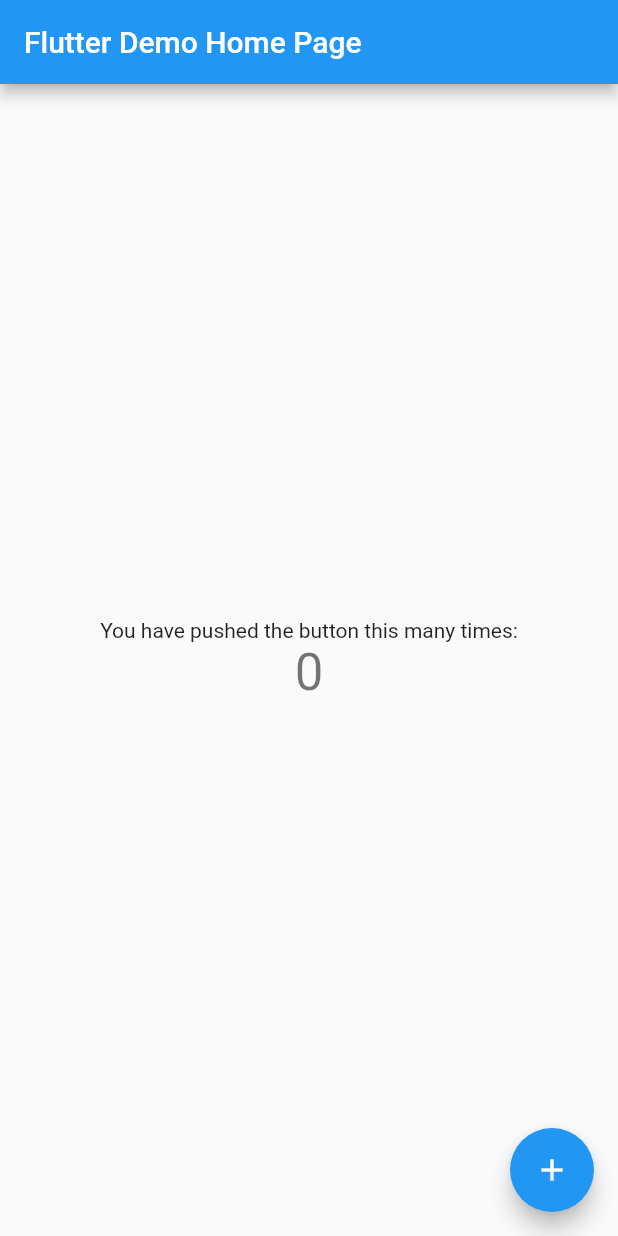
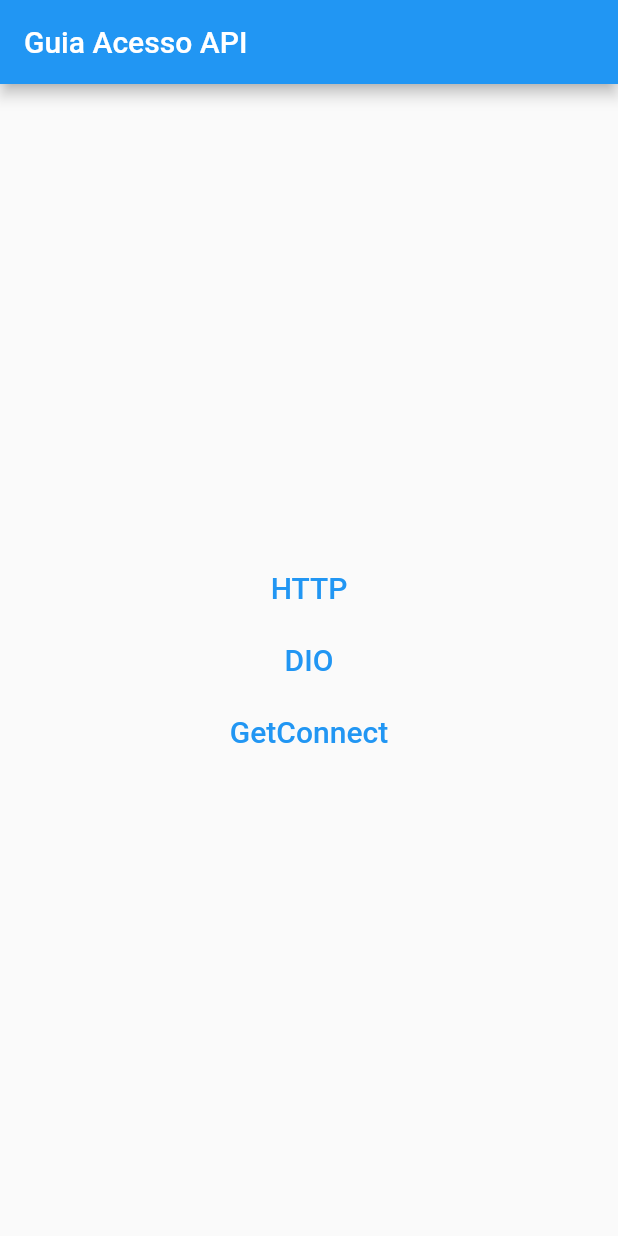
Before and after one commit to FidelisMatheus/consumindo_api, a Flutter app: the screen it shows after launch, on a phone screen of 412 x 824 dp. Run offline on Flutter 3.47's test engine with Material 2 defaults, Android fonts, the phone set to English and light mode, and no system bars; our stand-ins replace get.

Commit message:
Up das estruturas semi prontas

```diff
--- /dev/null
+++ b/lib/home/HomePage.dart
@@ -0,0 +1,51 @@
+import 'package:flutter/material.dart';
+import 'package:get/get.dart';
+
+//fu-stl
+class Homepage extends StatelessWidget {
+  const Homepage({Key? key}) : super(key: key);
+
+  @override
+  Widget build(BuildContext context) {
+    return Scaffold(
+      appBar: AppBar(
+        title: const Text('Guia Acesso API '),
+      ),
+      body: Container(
+        width: double.infinity,
+        child: Column(
+          mainAxisAlignment: MainAxisAlignment.center,
+          children: [
+            TextButton(
+              onPressed: () => Get.toNamed('/http'),
+              child: const Text(
+                'HTTP',
+                style: TextStyle(
+                  fontSize: 20,
+                ),
+              ),
+            ),
+            TextButton(
+              onPressed: () {},
+              child: const Text(
+                'DIO',
+                style: TextStyle(
+                  fontSize: 20,
+                ),
+              ),
+            ),
+            TextButton(
+              onPressed: () {},
+              child: const Text(
+                'GetConnect',
+                style: TextStyle(
+                  fontSize: 20,
+                ),
+              ),
+            ),
+          ],
+        ),
+      ),
+    );
+  }
+}
--- a/lib/main.dart
+++ b/lib/main.dart
@@ -1,4 +1,7 @@
+import 'package:consumindo_api/home/HomePage.dart';
+import 'package:consumindo_api/home/http/http_page.dart';
 import 'package:flutter/material.dart';
+import 'package:get/get.dart';
 
 void main() {
   runApp(const MyApp());
@@ -10,106 +13,19 @@ class MyApp extends StatelessWidget {
   // This widget is the root of your application.
   @override
   Widget build(BuildContext context) {
-    return MaterialApp(
-      title: 'Flutter Demo',
-      theme: ThemeData(
-        // This is the theme of your application.
-        //
-        // Try running your application with "flutter run". You'll see the
-        // application has a blue toolbar. Then, without quitting the app, try
-        // changing the primarySwatch below to Colors.green and then invoke
-        // "hot reload" (press "r" in the console where you ran "flutter run",
-        // or simply save your changes to "hot reload" in a Flutter IDE).
-        // Notice that the counter didn't reset back to zero; the application
-        // is not restarted.
-        primarySwatch: Colors.blue,
-      ),
-      home: const MyHomePage(title: 'Flutter Demo Home Page'),
+    return GetMaterialApp(
+      getPages: [
+        GetPage(
+          name: '/',
+          page: () => Homepage(),
+          children: [
+            GetPage(
+              name: '/http',
+              page: () => const HttpPage(),
+            ),
+          ],
+        ),
+      ],
     );
   }
 }
-
-class MyHomePage extends StatefulWidget {
-  const MyHomePage({Key? key, required this.title}) : super(key: key);
-
-  // This widget is the home page of your application. It is stateful, meaning
-  // that it has a State object (defined below) that contains fields that affect
-  // how it looks.
-
-  // This class is the configuration for the state. It holds the values (in this
-  // case the title) provided by the parent (in this case the App widget) and
-  // used by the build method of the State. Fields in a Widget subclass are
-  // always marked "final".
-
-  final String title;
-
-  @override
-  State<MyHomePage> createState() => _MyHomePageState();
-}
-
-class _MyHomePageState extends State<MyHomePage> {
-  int _counter = 0;
-
-  void _incrementCounter() {
-    setState(() {
-      // This call to setState tells the Flutter framework that something has
-      // changed in this State, which causes it to rerun the build method below
-      // so that the display can reflect the updated values. If we changed
-      // _counter without calling setState(), then the build method would not be
-      // called again, and so nothing would appear to happen.
-      _counter++;
-    });
-  }
-
-  @override
-  Widget build(BuildContext context) {
-    // This method is rerun every time setState is called, for instance as done
-    // by the _incrementCounter method above.
-    //
-    // The Flutter framework has been optimized to make rerunning build methods
-    // fast, so that you can just rebuild anything that needs updating rather
-    // than having to individually change instances of widgets.
-    return Scaffold(
-      appBar: AppBar(
-        // Here we take the value from the MyHomePage object that was created by
-        // the App.build method, and use it to set our appbar title.
-        title: Text(widget.title),
-      ),
-      body: Center(
-        // Center is a layout widget. It takes a single child and positions it
-        // in the middle of the parent.
-        child: Column(
-          // Column is also a layout widget. It takes a list of children and
-          // arranges them vertically. By default, it sizes itself to fit its
-          // children horizontally, and tries to be as tall as its parent.
-          //
-          // Invoke "debug painting" (press "p" in the console, choose the
-          // "Toggle Debug Paint" action from the Flutter Inspector in Android
-          // Studio, or the "Toggle Debug Paint" command in Visual Studio Code)
-          // to see the wireframe for each widget.
-          //
-          // Column has various properties to control how it sizes itself and
-          // how it positions its children. Here we use mainAxisAlignment to
-          // center the children vertically; the main axis here is the vertical
-          // axis because Columns are vertical (the cross axis would be
-          // horizontal).
-          mainAxisAlignment: MainAxisAlignment.center,
-          children: <Widget>[
-            const Text(
-              'You have pushed the button this many times:',
-            ),
-            Text(
-              '$_counter',
-              style: Theme.of(context).textTheme.headline4,
-            ),
-          ],
-        ),
-      ),
-      floatingActionButton: FloatingActionButton(
-        onPressed: _incrementCounter,
-        tooltip: 'Increment',
-        child: const Icon(Icons.add),
-      ), // This trailing comma makes auto-formatting nicer for build methods.
-    );
-  }
-}
--- /dev/null
+++ b/lib/repository/i_user_repository.dart
@@ -0,0 +1,6 @@
+//fu-interface
+import '../model/user_model.dart';
+
+abstract class IUserRepository {
+  Future<List<UserModel>> findAllUsers();
+}
```
Also changed, not shown: lib/home/http/http_page.dart (added, +15 -0 lines), lib/home/repository/user_http_repository.dart (added, +20 -0 lines), lib/model/user_model.dart (added, +42 -0 lines), lib/model/user_type.dart (added, +32 -0 lines), pubspec.yaml (+4 -17 lines), pubspec.lock.
